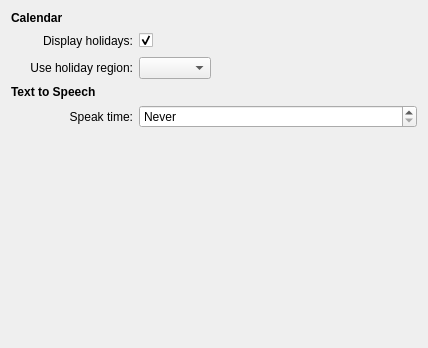
First picture: the form in libs/plasmaclock/generalConfig.ui, repository mgottschlag/kwin-tiling, before the edit.
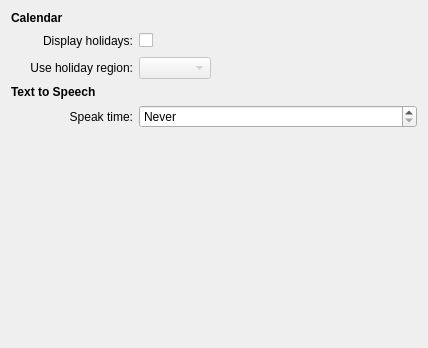
Second picture: the form after the edit. Custom widgets are drawn as their Qt base class.

Commit message: make the Holidays display right as default: unchecked and combobox disabled, gets enabled when Display Holidays is checked

What changed in the file:
```diff
--- a/libs/plasmaclock/generalConfig.ui
+++ b/libs/plasmaclock/generalConfig.ui
@@ -53,7 +53,7 @@
    <item row="1" column="2">
     <widget class="QCheckBox" name="displayHolidays">
      <property name="checked">
-      <bool>true</bool>
+      <bool>false</bool>
      </property>
     </widget>
    </item>
@@ -81,7 +81,11 @@
     </widget>
    </item>
    <item row="2" column="2">
-    <widget class="KComboBox" name="regionComboBox"/>
+    <widget class="KComboBox" name="regionComboBox">
+     <property name="enabled">
+      <bool>false</bool>
+     </property>
+    </widget>
    </item>
    <item row="3" column="0" colspan="2">
     <widget class="QLabel" name="label_4">
```
Left out of the diff: 8 changed lines with no effect on the pictures. The commit also changes 1 other file.
